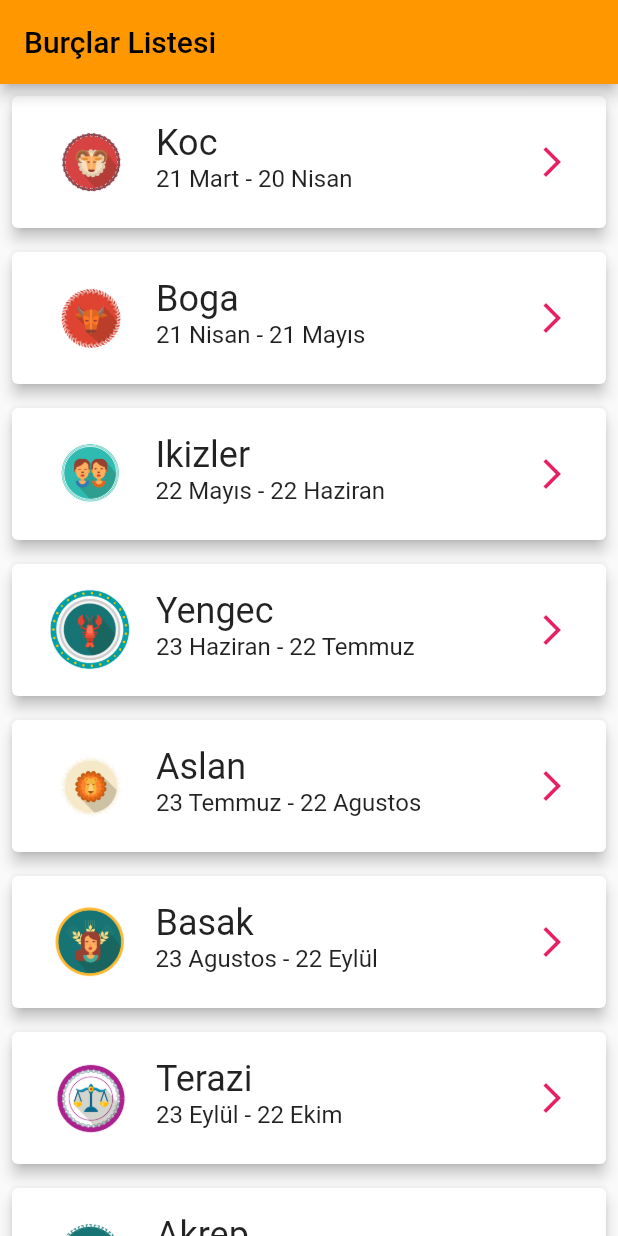
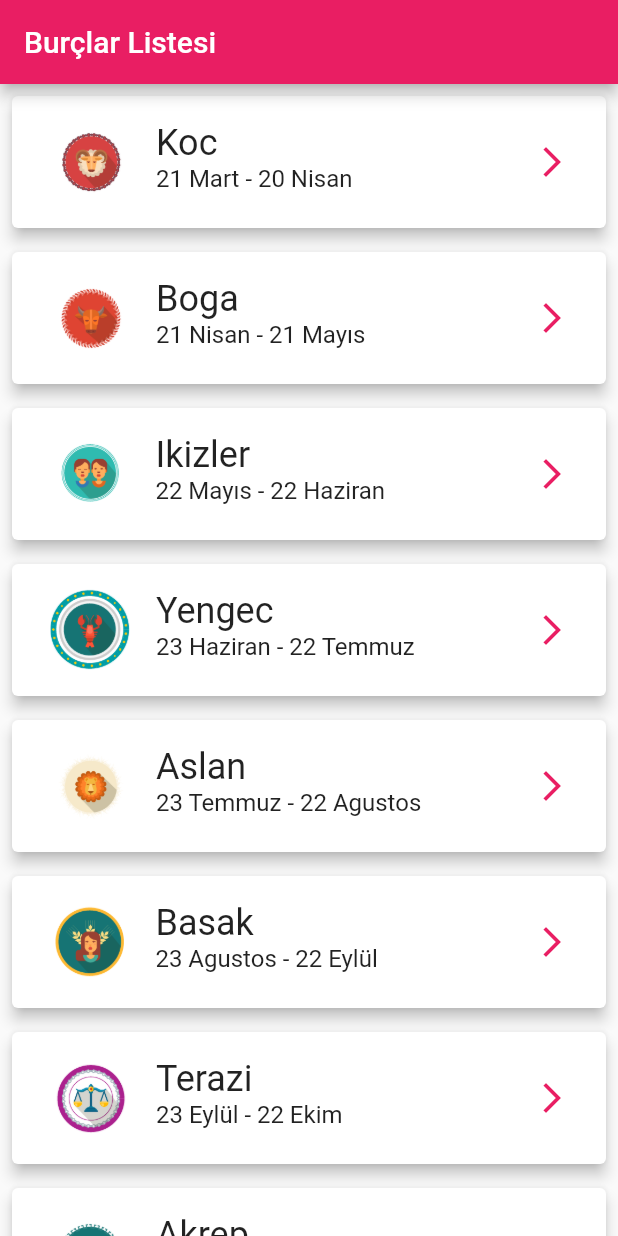
Before and after one commit to Emrullah10/burc_application, a Flutter app: the screen it shows after launch, on a phone screen of 412 x 824 dp. Run offline on Flutter 3.47's test engine with Material 2 defaults, Android fonts, the light colour scheme and no system bars; our stand-ins replace palette_generator.

Commit message:
burc_Application

```diff
--- a/lib/main.dart
+++ b/lib/main.dart
@@ -13,7 +13,7 @@ class MyApp extends StatelessWidget {
   Widget build(BuildContext context) {
     return MaterialApp(
       debugShowCheckedModeBanner: false,
-      theme: ThemeData(primarySwatch: Colors.orange),
+      theme: ThemeData(primarySwatch: Colors.pink),
       home: BurcListesi(),
     );
   }
```
